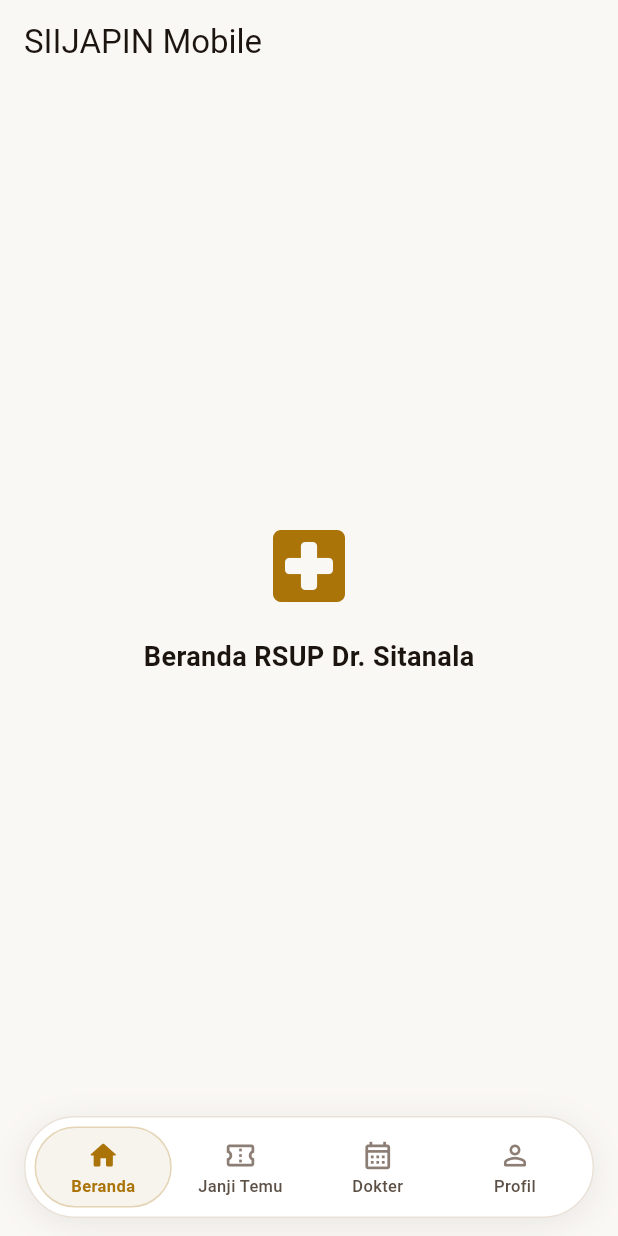
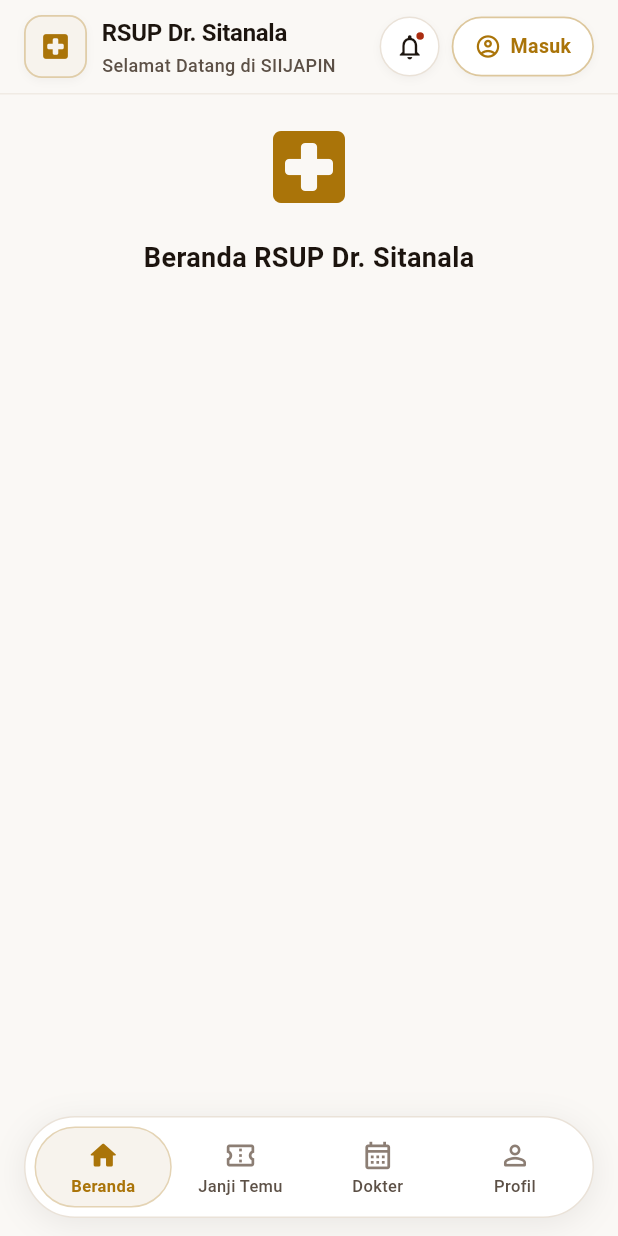
Before and after one commit to danisetiawan31/sijapin_mobile, a Flutter app: the screen it shows after launch, on a phone screen of 412 x 824 dp. Run offline on Flutter 3.47's test engine with Material 3 defaults, Android fonts, the phone set to English and light mode, and no system bars; our stand-ins replace cookie_jar, dio, dio_cookie_manager, flutter_riverpod, flutter_secure_storage, go_router and 3 more; accounts and stored records are empty.

Commit message:
feat(public-services): implement pinned HomeHeader with notifications and auth entry

```diff
--- a/lib/features/public_services/presentation/screens/home_screen.dart
+++ b/lib/features/public_services/presentation/screens/home_screen.dart
@@ -1,6 +1,9 @@
 import 'package:flutter/material.dart';
+import 'package:go_router/go_router.dart';
 
+import '../../../../core/router/app_routes.dart';
 import '../../../../core/theme/app_colors.dart';
+import '../widgets/home_header.dart';
 
 /// Tab 1: Beranda Layanan Publik & Informasi RSUP Dr. Sitanala
 class HomeScreen extends StatelessWidget {
@@ -10,8 +13,32 @@
   Widget build(BuildContext context) {
     return Scaffold(
       backgroundColor: AppColors.surfaceBg,
-      appBar: AppBar(title: const Text('SIIJAPIN Mobile'), centerTitle: false),
-      body: const SafeArea(
+      body: SafeArea(
+        bottom: false,
+        child: Column(
+          children: [
+            // Pinned Top Header (Identitas RS, Notifikasi, Masuk / Profil)
+            HomeHeader(
+              onLoginTap: () => context.push(AppRoutes.loginPath),
+              onNotificationTap: () {
+                ScaffoldMessenger.of(context).showSnackBar(
+                  const SnackBar(
+                    content: Text('Belum ada notifikasi baru'),
+                    duration: Duration(seconds: 2),
+                  ),
+                );
+              },
+            ),
+
+            // Konten Scrollable Beranda
+            const Expanded(
+              child: SingleChildScrollView(
+                padding: EdgeInsets.only(
+                  left: 16,
+                  right: 16,
+                  top: 16,
+                  bottom: 100, // Ruang ekstra agar tidak tertutup floating bottom navbar
+                ),
                 child: Center(
                   child: Column(
                     mainAxisAlignment: MainAxisAlignment.center,
@@ -34,6 +61,10 @@
                   ),
                 ),
               ),
+            ),
+          ],
+        ),
+      ),
     );
   }
 }
--- /dev/null
+++ b/lib/features/public_services/presentation/widgets/home_header.dart
@@ -0,0 +1,332 @@
+import 'package:flutter/material.dart';
+
+import '../../../../core/theme/app_colors.dart';
+
+/// Header permanen (pinned) untuk layar Beranda SIIJAPIN Mobile.
+///
+/// Menampilkan identitas resmi RSUP Dr. Sitanala, akses notifikasi instan
+/// dengan indikator unread, dan tombol login / profil pasien yang selalu
+/// dapat dijangkau dari posisi scroll mana pun.
+class HomeHeader extends StatelessWidget {
+  const HomeHeader({
+    super.key,
+    this.isLoggedIn = false,
+    this.userName,
+    this.hasUnreadNotifications = true,
+    this.onNotificationTap,
+    this.onLoginTap,
+    this.onProfileTap,
+    this.showBottomDivider = true,
+  });
+
+  /// Status apakah pasien sudah terautentikasi atau masih mode tamu.
+  final bool isLoggedIn;
+
+  /// Nama pasien yang ditampilkan saat [isLoggedIn] bernilai true.
+  final String? userName;
+
+  /// Menampilkan dot merah indikator pemberitahuan baru pada tombol lonceng.
+  final bool hasUnreadNotifications;
+
+  /// Callback saat tombol lonceng notifikasi ditekan.
+  final VoidCallback? onNotificationTap;
+
+  /// Callback saat tombol "Masuk" ditekan (mode tamu).
+  final VoidCallback? onLoginTap;
+
+  /// Callback saat tombol profil ditekan (mode terautentikasi).
+  final VoidCallback? onProfileTap;
+
+  /// Menampilkan garis pemisah halus di perbatasan bawah saat konten bergulir.
+  final bool showBottomDivider;
+
+  @override
+  Widget build(BuildContext context) {
+    return Container(
+      decoration: BoxDecoration(
+        color: AppColors.surfaceBg,
+        border: showBottomDivider
+            ? Border(
+                bottom: BorderSide(
+                  color: AppColors.borderSubtle.withValues(alpha: 0.6),
+                  width: 1,
+                ),
+              )
+            : null,
+      ),
+      padding: const EdgeInsets.symmetric(horizontal: 16, vertical: 10),
+      child: Row(
+        children: [
+          // Sisi Kiri: Logo Rumah Sakit & Identitas
+          _buildHospitalBrand(context),
+
+          const Spacer(),
+
+          // Sisi Kanan: Lonceng Notifikasi & Tombol Masuk / Profil
+          Row(
+            mainAxisSize: MainAxisSize.min,
+            children: [
+              _buildNotificationButton(context),
+              const SizedBox(width: 8),
+              if (isLoggedIn)
+                _buildProfileButton(context)
+              else
+                _buildLoginButton(context),
+            ],
+          ),
+        ],
+      ),
+    );
+  }
+
+  Widget _buildHospitalBrand(BuildContext context) {
+    return Semantics(
+      label: 'Identitas Resmi RSUP Dr. Sitanala Tangerang',
+      child: Row(
+        mainAxisSize: MainAxisSize.min,
+        children: [
+          // Logo RSUP Dr. Sitanala (Squircle Badge Emas)
+          Container(
+            width: 42,
+            height: 42,
+            decoration: BoxDecoration(
+              color: AppColors.brandCreamLinen,
+              borderRadius: BorderRadius.circular(12),
+              border: Border.all(
+                color: AppColors.brandGoldenCaramel.withValues(alpha: 0.3),
+                width: 1.2,
+              ),
+              boxShadow: [
+                BoxShadow(
+                  color: AppColors.brandDarkEspresso.withValues(alpha: 0.04),
+                  blurRadius: 4,
+                  offset: const Offset(0, 2),
+                ),
+              ],
+            ),
+            child: const Center(
+              child: Icon(
+                Icons.local_hospital_rounded,
+                size: 22,
+                color: AppColors.brandGoldenCaramel,
+              ),
+            ),
+          ),
+          const SizedBox(width: 10),
+
+          // Teks Judul & Subjudul
+          const Column(
+            crossAxisAlignment: CrossAxisAlignment.start,
+            mainAxisSize: MainAxisSize.min,
+            children: [
+              Text(
+                'RSUP Dr. Sitanala',
+                style: TextStyle(
+                  fontSize: 16,
+                  fontWeight: FontWeight.w700,
+                  color: AppColors.brandDarkEspresso,
+                  letterSpacing: -0.2,
+                ),
+              ),
+              SizedBox(height: 2),
+              Text(
+                'Selamat Datang di SIIJAPIN',
+                style: TextStyle(
+                  fontSize: 12,
+                  fontWeight: FontWeight.w500,
+                  color: AppColors.textSecondary,
+                ),
+              ),
+            ],
+          ),
+        ],
+      ),
+    );
+  }
+
+  Widget _buildNotificationButton(BuildContext context) {
+    return Semantics(
+      button: true,
+      label: hasUnreadNotifications
+          ? 'Notifikasi, ada pemberitahuan baru'
+          : 'Notifikasi',
+      child: Material(
+        color: Colors.transparent,
+        child: InkWell(
+          onTap: onNotificationTap,
+          borderRadius: BorderRadius.circular(20),
+          child: Container(
+            width: 40,
+            height: 40,
+            decoration: BoxDecoration(
+              color: AppColors.surfaceCard,
+              shape: BoxShape.circle,
+              border: Border.all(color: AppColors.borderSubtle, width: 1),
+              boxShadow: [
+                BoxShadow(
+                  color: AppColors.brandDarkEspresso.withValues(alpha: 0.04),
+                  blurRadius: 4,
+                  offset: const Offset(0, 2),
+                ),
+              ],
+            ),
+            child: Stack(
+              clipBehavior: Clip.none,
+              children: [
+                const Center(
+                  child: Icon(
+                    Icons.notifications_outlined,
+                    size: 20,
+                    color: AppColors.brandDarkEspresso,
+                  ),
+                ),
+                if (hasUnreadNotifications)
+                  Positioned(
+                    top: 8,
+                    right: 8,
+                    child: Container(
+                      width: 8,
+                      height: 8,
+                      decoration: BoxDecoration(
+                        color: AppColors.dangerCrimson,
+                        shape: BoxShape.circle,
+                        border: Border.all(
+                          color: AppColors.surfaceCard,
+                          width: 1.5,
+                        ),
+                      ),
+                    ),
+                  ),
+              ],
+            ),
+          ),
+        ),
+      ),
+    );
+  }
+
+  Widget _buildLoginButton(BuildContext context) {
+    return Semantics(
+      button: true,
+      label: 'Masuk ke akun SIIJAPIN',
+      child: Material(
+        color: Colors.transparent,
+        child: InkWell(
+          onTap: onLoginTap,
+          borderRadius: BorderRadius.circular(999),
+          child: Container(
+            height: 40,
+            padding: const EdgeInsets.symmetric(horizontal: 14),
+            decoration: BoxDecoration(
+              color: AppColors.surfaceCard,
+              borderRadius: BorderRadius.circular(999),
+              border: Border.all(
+                color: AppColors.brandGoldenCaramel.withValues(alpha: 0.4),
+                width: 1.2,
+              ),
+              boxShadow: [
+                BoxShadow(
+                  color: AppColors.brandDarkEspresso.withValues(alpha: 0.04),
+                  blurRadius: 4,
+                  offset: const Offset(0, 2),
+                ),
+              ],
+            ),
+            child: const Row(
+              mainAxisSize: MainAxisSize.min,
+              children: [
+                Icon(
+                  Icons.account_circle_outlined,
+                  size: 18,
+                  color: AppColors.brandGoldenCaramel,
+                ),
+                SizedBox(width: 6),
+                Text(
+                  'Masuk',
+                  style: TextStyle(
+                    fontSize: 13,
+                    fontWeight: FontWeight.w600,
+                    color: AppColors.brandGoldenCaramel,
+                  ),
+                ),
+              ],
+            ),
+          ),
+        ),
+      ),
+    );
+  }
+
+  Widget _buildProfileButton(BuildContext context) {
+    final displayName = userName ?? 'Pasien';
+    return Semantics(
+      button: true,
+      label: 'Profil $displayName',
+      child: Material(
+        color: Colors.transparent,
+        child: InkWell(
+          onTap: onProfileTap,
+          borderRadius: BorderRadius.circular(999),
+          child: Container(
+            height: 40,
+            padding: const EdgeInsets.symmetric(horizontal: 12),
+            decoration: BoxDecoration(
+              color: AppColors.brandCreamLinen,
+              borderRadius: BorderRadius.circular(999),
+              border: Border.all(
+                color: AppColors.brandGoldenCaramel.withValues(alpha: 0.3),
+                width: 1,
+              ),
+              boxShadow: [
+                BoxShadow(
+                  color: AppColors.brandDarkEspresso.withValues(alpha: 0.04),
+                  blurRadius: 4,
+                  offset: const Offset(0, 2),
+                ),
+              ],
+            ),
+            child: Row(
+              mainAxisSize: MainAxisSize.min,
+              children: [
+                Container(
+                  width: 24,
+                  height: 24,
+                  decoration: const BoxDecoration(
+                    color: AppColors.brandGoldenCaramel,
+                    shape: BoxShape.circle,
+                  ),
+                  child: Center(
+                    child: Text(
+                      displayName.isNotEmpty
+                          ? displayName[0].toUpperCase()
+                          : 'P',
+                      style: const TextStyle(
+                        fontSize: 12,
+                        fontWeight: FontWeight.bold,
+                        color: Colors.white,
+                      ),
+                    ),
+                  ),
+                ),
+                const SizedBox(width: 8),
+                ConstrainedBox(
+                  constraints: const BoxConstraints(maxWidth: 70),
+                  child: Text(
+                    displayName,
+                    maxLines: 1,
+                    overflow: TextOverflow.ellipsis,
+                    style: const TextStyle(
+                      fontSize: 13,
+                      fontWeight: FontWeight.w600,
+                      color: AppColors.brandDarkEspresso,
+                    ),
+                  ),
+                ),
+              ],
+            ),
+          ),
+        ),
+      ),
+    );
+  }
+}
```
Also changed, not shown: 1 other file. Lines whose indentation alone changed are shown as unchanged.
